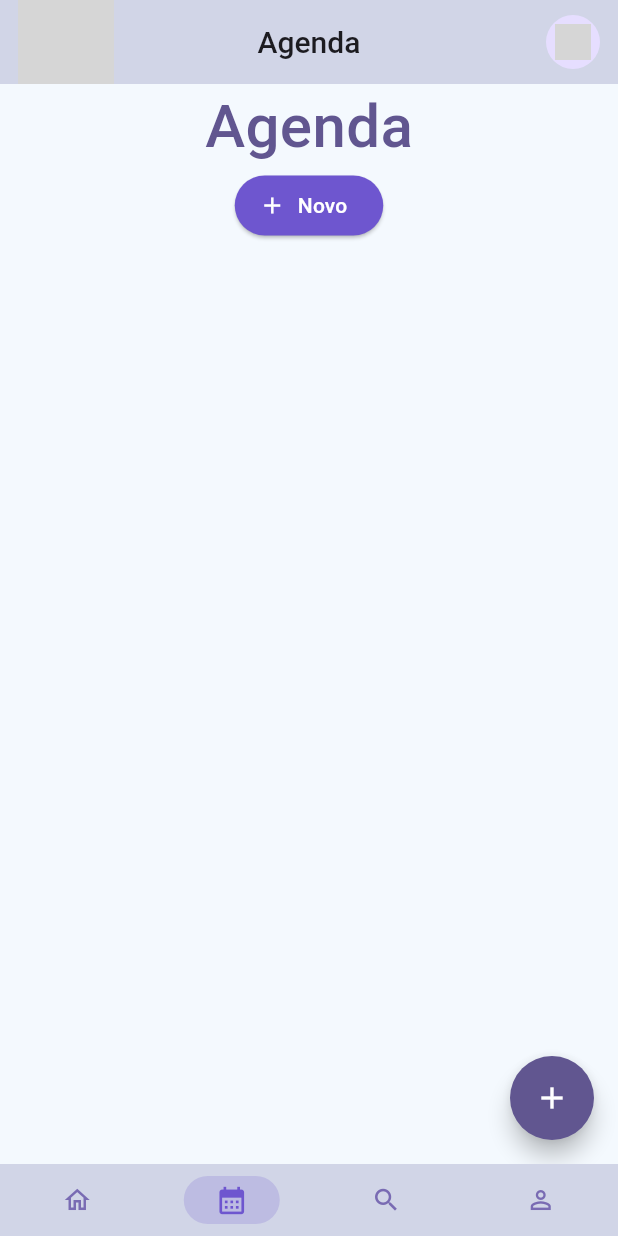
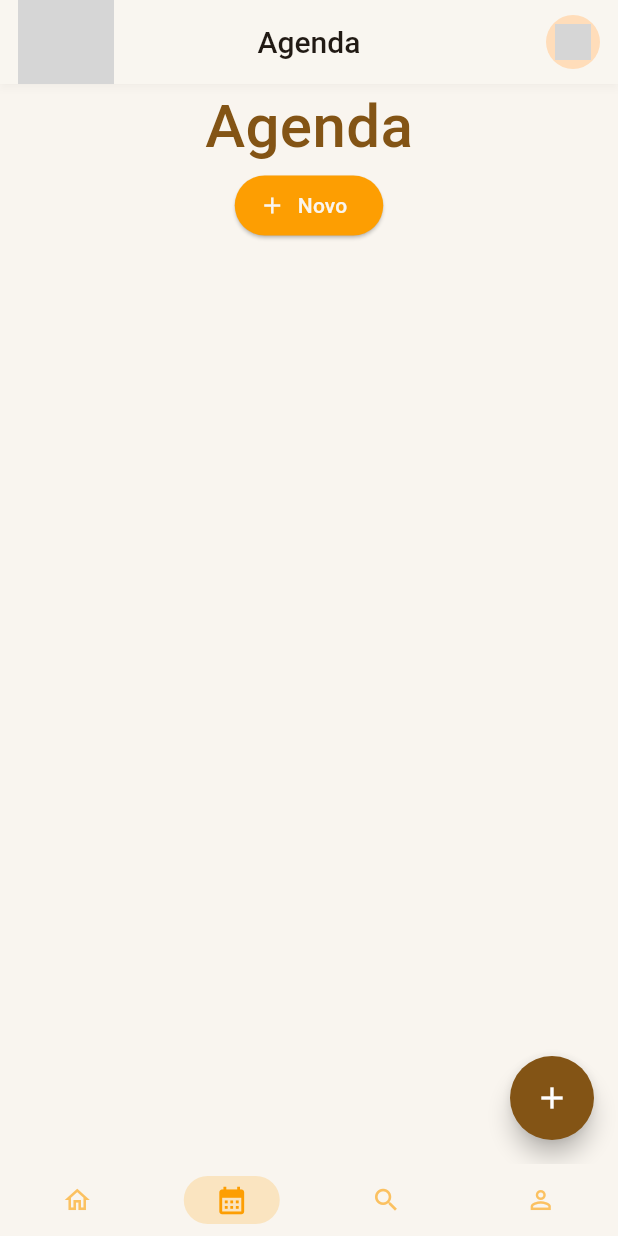
Before and after one commit to romatorres/freelamusic, a Flutter app: the screen it shows after launch, item 2 of the bottom bar chosen, on a phone screen of 412 x 824 dp. Run offline on Flutter 3.47's test engine with Material 3 defaults, Android fonts, the light colour scheme and no system bars; our stand-ins replace flutter_native_splash; grey boxes are pictures that could not be loaded.

Commit message:
theme color

```diff
--- a/lib/core/theme/app_theme.dart
+++ b/lib/core/theme/app_theme.dart
@@ -1,12 +1,13 @@
 import 'package:flutter/material.dart';
 
 class AppTheme {
-  static const Color primary = Color(0xFF6E56CF);
-  static const Color secondary = Color(0xFFD1D5E7);
-  static const Color backgroundLight = Color(0xFFF4F9FE);
+  static const Color primary = Color(0xFFFD9E02);
+  static const Color secondary = Color(0xFFFEE1B1);
+  static const Color backgroundLight = Color(0xFFF9F5EF);
   static const Color backgroundDark = Color(0xFF1C1C33);
+  static const Color bakgroundCard = Color(0xFFFFF5E6);
   static const Color textDark = Color(0xFF1C1C33);
-  static const Color textLight = Color(0xFFF4F9FE);
+  static const Color textLight = Color(0xFFFFF5E6);
 
   static ThemeData lightTheme = ThemeData(
     useMaterial3: true,
@@ -21,9 +22,9 @@ class AppTheme {
 
     // APPBAR
     appBarTheme: AppBarTheme(
-      backgroundColor: secondary,
+      backgroundColor: backgroundLight,
       foregroundColor: textDark,
-      elevation: 0,
+      elevation: 2,
       scrolledUnderElevation: 4,
       surfaceTintColor: Colors.white.withValues(alpha: 0.1),
       centerTitle: true,
@@ -31,7 +32,7 @@ class AppTheme {
     ),
 
     cardTheme: CardThemeData(
-      color: Colors.white,
+      color: bakgroundCard,
       elevation: 2,
       shape: RoundedRectangleBorder(borderRadius: BorderRadius.circular(16)),
     ),
@@ -49,14 +50,14 @@ class AppTheme {
     elevatedButtonTheme: ElevatedButtonThemeData(
       style: ElevatedButton.styleFrom(
         backgroundColor: primary,
-        foregroundColor: Colors.white,
+        foregroundColor: backgroundLight,
         shape: RoundedRectangleBorder(borderRadius: BorderRadius.circular(50)),
       ),
     ),
 
     navigationBarTheme: NavigationBarThemeData(
       height: 48,
-      backgroundColor: secondary,
+      backgroundColor: backgroundLight,
       indicatorColor: primary.withValues(alpha: 0.2),
       labelBehavior: NavigationDestinationLabelBehavior.alwaysHide,
       indicatorShape: RoundedRectangleBorder(
@@ -66,10 +67,7 @@ class AppTheme {
         if (states.contains(WidgetState.selected)) {
           return const IconThemeData(color: primary, size: 22);
         }
-        return const IconThemeData(
-          color: Color.fromARGB(255, 121, 107, 179),
-          size: 20,
-        );
+        return IconThemeData(color: primary.withValues(alpha: 0.6), size: 20);
       }),
       labelTextStyle: WidgetStateProperty.resolveWith((states) {
         if (states.contains(WidgetState.selected)) {
```
Also changed, not shown: lib/core/widgets/app_card.dart (+3 -5 lines), lib/features/feed/presentation/pages/feed_page.dart (+1 -6 lines), assets/images/logo.png, assets/images/logo_app.png, 1 other file.
